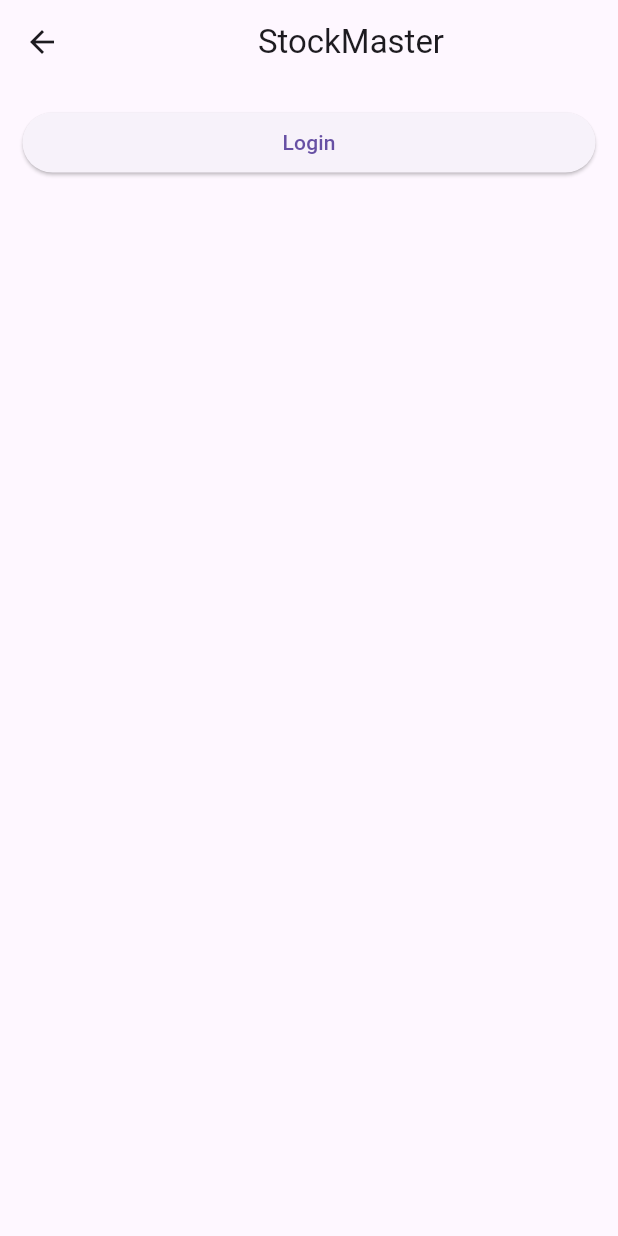
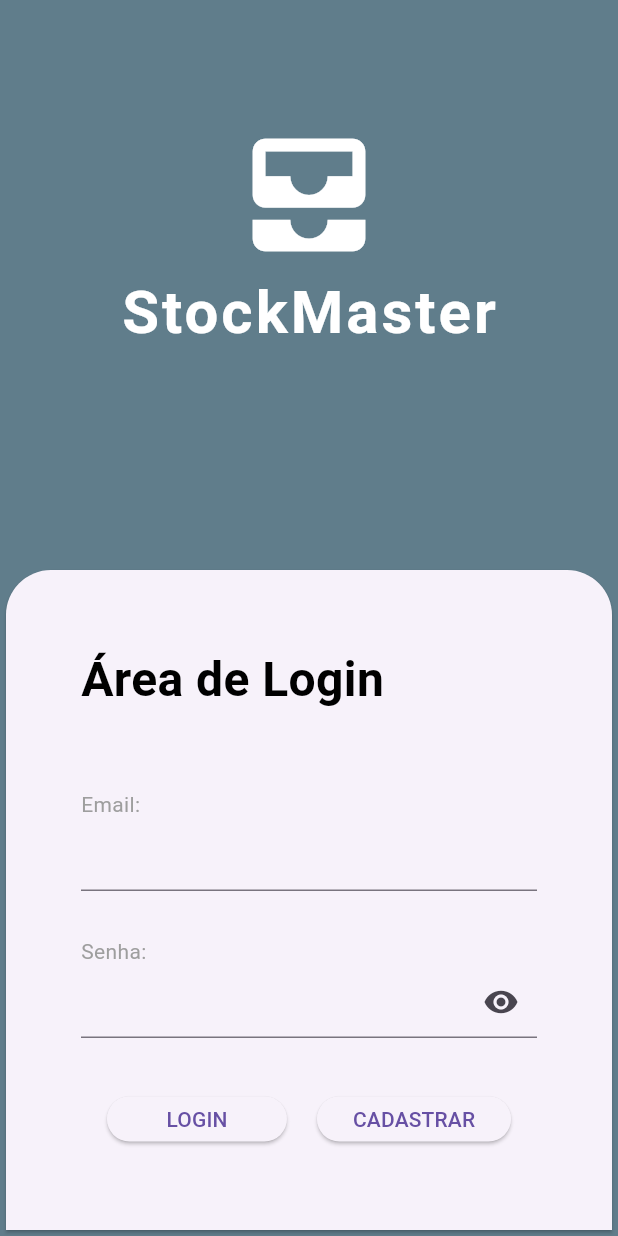
Before and after one commit to imztx/StockMaster, a Flutter app: the LoginPage screen opened directly, on a phone screen of 412 x 824 dp. Run offline on Flutter 3.47's test engine with Material 3 defaults, Android fonts, the phone set to English and light mode, and no system bars; our stand-ins replace sqflite; accounts and stored records are empty.

Commit message:
pagina login/cadastro

```diff
--- a/lib/main.dart
+++ b/lib/main.dart
@@ -1,5 +1,5 @@
 import 'package:flutter/material.dart';
-import 'pages/dashboard.dart';
+import 'package:lista_de_compras/pages/login_page.dart';
 
 void main() {
   runApp(const StockMasterApp());
@@ -14,7 +14,7 @@ class StockMasterApp extends StatelessWidget {
       debugShowCheckedModeBanner: false,
       title: 'StockMaster',
       theme: ThemeData(primarySwatch: Colors.blue),
-      home: const DashboardPage(),
+      home: const LoginPage(),
     );
   }
 }
--- /dev/null
+++ b/lib/pages/login_page.dart
@@ -0,0 +1,182 @@
+import 'package:flutter/material.dart';
+import 'package:lista_de_compras/models/usuario.dart';
+import 'package:lista_de_compras/pages/cadastro_page.dart';
+import '../dao.dart';
+import '../pages/dashboard.dart';
+
+class LoginPage extends StatefulWidget {
+  const LoginPage({super.key});
+
+  @override
+  State<LoginPage> createState() => _LoginPage();
+}
+
+class _LoginPage extends State<LoginPage> {
+  TextEditingController emailController = TextEditingController();
+  TextEditingController passwordController = TextEditingController();
+  bool obscureText = true;
+
+  void _buildLogin() async {
+    final email = emailController.text.trim();
+    final senha = passwordController.text;
+
+    if (email.isEmpty || senha.isEmpty) {
+      ScaffoldMessenger.of(
+        context,
+      ).showSnackBar(const SnackBar(content: Text('Preencha todos os campos')));
+      return;
+    }
+
+    final Usuario? usuario = await DatabaseHelper().autenticarUsuario(email, senha);
+
+    if (usuario != null) {
+      ScaffoldMessenger.of(
+        context,
+      ).showSnackBar(SnackBar(content: Text('Bem-vindo, ${usuario.nome}!')));
+
+    Navigator.pushReplacement(
+    context,
+    MaterialPageRoute(
+      builder:
+       (context) => const DashboardPage()),
+    );
+    }
+    else {
+      ScaffoldMessenger.of(context).showSnackBar(
+        const SnackBar(content: Text('E-mail ou senha incorretos')),
+      );
+    }
+  }
+
+  @override
+  Widget build(BuildContext context) {
+    return Scaffold(
+      backgroundColor: Colors.blueGrey,
+      body: Stack(
+        children: [
+          Positioned(top: 80, child: _buildTop()),
+          Positioned(bottom: 0, child: _buildBottom()),
+        ],
+      ),
+    );
+  }
+
+  Widget _buildTop() {
+    return SizedBox(
+      width: MediaQuery.of(context).size.width,
+      child: const Column(
+        mainAxisSize: MainAxisSize.min,
+        children: [
+          Icon(Icons.all_inbox, size: 100, color: Colors.white),
+          Text(
+            "StockMaster",
+            style: TextStyle(
+              color: Colors.white,
+              fontWeight: FontWeight.bold,
+              fontSize: 40,
+              letterSpacing: 2,
+            ),
+          ),
+        ],
+      ),
+    );
+  }
+
+  Widget _buildBottom() {
+    return SizedBox(
+      width: MediaQuery.of(context).size.width,
+      child: Card(
+        shape: const RoundedRectangleBorder(
+          borderRadius: BorderRadius.only(
+            topLeft: Radius.circular(30),
+            topRight: Radius.circular(30),
+          ),
+        ),
+        child: Padding(padding: const EdgeInsets.all(50), child: _buildForm()),
+      ),
+    );
+  }
+
+  Widget _buildForm() {
+    return Column(
+      crossAxisAlignment: CrossAxisAlignment.start,
+      children: [
+        Text(
+          "Área de Login",
+          style: TextStyle(
+            color: Colors.black,
+            fontSize: 32,
+            fontWeight: FontWeight.w600,
+          ),
+        ),
+        const SizedBox(height: 50),
+        _buildForms("Email: "),
+        _buildInput(emailController),
+        const SizedBox(height: 30),
+        _buildForms("Senha: "),
+        _buildInput(passwordController, isPassword: true),
+        const SizedBox(height: 30),
+        _buildLoginRegisterButtom(),
+      ],
+    );
+  }
+
+  Widget _buildForms(String text) {
+    return Text(text, style: const TextStyle(color: Colors.grey));
+  }
+
+  Widget _buildInput(TextEditingController controller, {isPassword = false}) {
+    return TextField(
+      controller: controller,
+      decoration: InputDecoration(
+        labelText: isPassword ? null : null,
+        suffixIcon:
+            isPassword
+                ? IconButton(
+                  icon: Icon(
+                    obscureText ? Icons.remove_red_eye : Icons.visibility_off,
+                  ),
+                  onPressed: () {
+                    setState(() {
+                      obscureText = !obscureText;
+                    });
+                  },
+                )
+                : null,
+      ),
+      obscureText: isPassword ? obscureText : false,
+    );
+  }
+
+  Widget _buildLoginRegisterButtom() {
+    return Row(
+      mainAxisAlignment: MainAxisAlignment.center,
+      children: [
+        ElevatedButton(
+          onPressed: () {
+            _buildLogin();
+          },
+          style: ElevatedButton.styleFrom(
+            shape: const StadiumBorder(),
+            minimumSize: const Size(120, 30),
+          ),
+          child: const Text("LOGIN"),
+        ),
+        const SizedBox(width: 20),
+        ElevatedButton(
+          onPressed: () {
+            Navigator.push(
+              context,
+              MaterialPageRoute(builder: (context) => const CadastroPage()),
+            );
+          },
+          style: ElevatedButton.styleFrom(
+            shape: const StadiumBorder(),
+            minimumSize: const Size(120, 30),
+          ),
+          child: const Text("CADASTRAR"),
+        ),
+      ],
+    );
+  }
+}
--- a/lib/pages/login_usuario.dart
+++ /dev/null
@@ -1,27 +0,0 @@
-import 'package:flutter/material.dart';
-import '../widgets/login_button.dart';
-
-class LoginPage extends StatelessWidget {
-  const LoginPage({super.key});
-
-  @override
-  Widget build(BuildContext context){
-    return Scaffold(
-      appBar: AppBar(
-        title: Center(
-          child: const Text("StockMaster"),
-        ),
-      ),
-      body: _body(),
-    );
-  }
-
-  _body() {
-    return Center(
-    child: ListView(
-      padding: const EdgeInsets.all(15),
-      children: const [LoginButton()]
-      ),
-    );
-  }
-}
--- a/lib/widgets/login_button.dart
+++ /dev/null
@@ -1,12 +0,0 @@
-import 'package:flutter/material.dart';
-
-class LoginButton extends StatelessWidget {
-  const LoginButton({super.key});
-
-  @override
-  Widget build(BuildContext context){
-    return ElevatedButton(onPressed: () {},
-    child: const Text("Login"),
-    );
-  }
-}
```
Also changed, not shown: lib/pages/cadastro_page.dart (added, +185 -0 lines).
